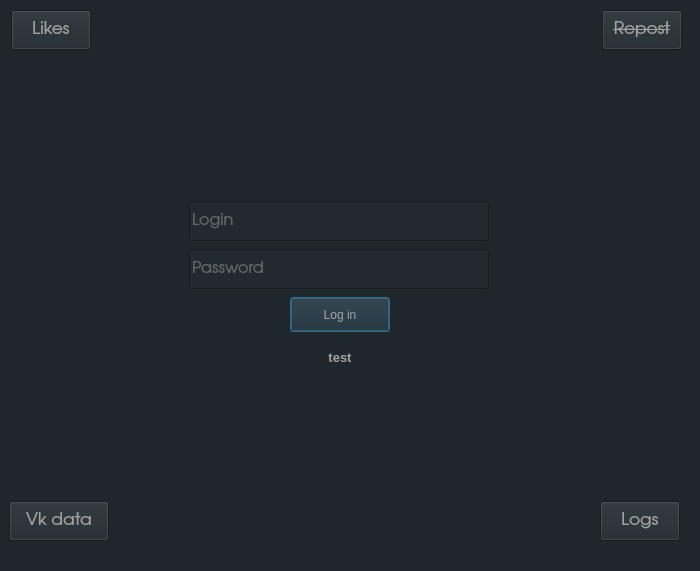
The window that ui/test.ui (waslost0/vk_likes_pyqt) describes before a commit, drawn with Qt 5.
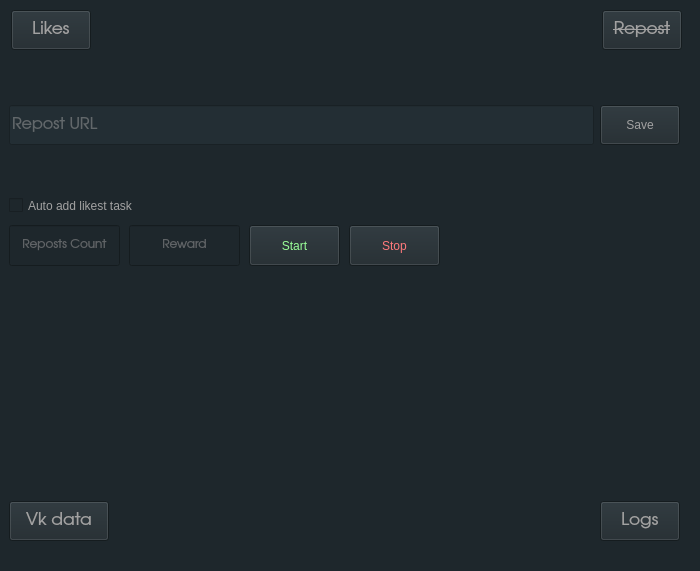
The same window after the commit. The open tabs and pages were chosen to show the change.

Commit message: More shit code :) Added Repost page. Added more independes from vk api. Now its working faster.

Diff of the .ui file:
```diff
--- a/ui/test.ui
+++ b/ui/test.ui
@@ -661,6 +661,234 @@
       </property>
      </widget>
     </widget>
+    <widget class="QWidget" name="repostPage">
+     <widget class="QLabel" name="ResultStartLikes_R">
+      <property name="geometry">
+       <rect>
+        <x>430</x>
+        <y>180</y>
+        <width>191</width>
+        <height>21</height>
+       </rect>
+      </property>
+      <property name="font">
+       <font>
+        <family>URW Gothic L</family>
+        <pointsize>12</pointsize>
+        <weight>75</weight>
+        <bold>true</bold>
+       </font>
+      </property>
+      <property name="styleSheet">
+       <string notr="true">border-color: rgb(255, 255, 255);</string>
+      </property>
+      <property name="lineWidth">
+       <number>-1</number>
+      </property>
+      <property name="midLineWidth">
+       <number>0</number>
+      </property>
+      <property name="text">
+       <string/>
+      </property>
+      <property name="scaledContents">
+       <bool>false</bool>
+      </property>
+      <property name="alignment">
+       <set>Qt::AlignBottom|Qt::AlignJustify</set>
+      </property>
+      <property name="margin">
+       <number>0</number>
+      </property>
+      <property name="indent">
+       <number>0</number>
+      </property>
+     </widget>
+     <widget class="QWidget" name="layoutWidget_9">
+      <property name="geometry">
+       <rect>
+        <x>0</x>
+        <y>30</y>
+        <width>671</width>
+        <height>81</height>
+       </rect>
+      </property>
+      <layout class="QHBoxLayout" name="horizontalLayout_21">
+       <item>
+        <widget class="QLineEdit" name="LabelRepostsUrl">
+         <property name="maximumSize">
+          <size>
+           <width>16777215</width>
+           <height>40</height>
+          </size>
+         </property>
+         <property name="font">
+          <font>
+           <family>URW Gothic L</family>
+           <pointsize>12</pointsize>
+          </font>
+         </property>
+         <property name="styleSheet">
+          <string notr="true">background-color: rgb(35, 46, 52);</string>
+         </property>
+         <property name="placeholderText">
+          <string>Repost URL</string>
+         </property>
+        </widget>
+       </item>
+       <item>
+        <widget class="QPushButton" name="SaveUrlButton_R">
+         <property name="maximumSize">
+          <size>
+           <width>16777215</width>
+           <height>40</height>
+          </size>
+         </property>
+         <property name="text">
+          <string>Save</string>
+         </property>
+        </widget>
+       </item>
+      </layout>
+     </widget>
+     <widget class="QCheckBox" name="RepostsCheckBox">
+      <property name="geometry">
+       <rect>
+        <x>0</x>
+        <y>140</y>
+        <width>161</width>
+        <height>21</height>
+       </rect>
+      </property>
+      <property name="text">
+       <string>Auto add likest task</string>
+      </property>
+     </widget>
+     <widget class="QLabel" name="ResultSaveUrl_R">
+      <property name="geometry">
+       <rect>
+        <x>100</x>
+        <y>110</y>
+        <width>471</width>
+        <height>41</height>
+       </rect>
+      </property>
+      <property name="font">
+       <font>
+        <family>URW Gothic L</family>
+        <pointsize>13</pointsize>
+        <weight>75</weight>
+        <bold>true</bold>
+       </font>
+      </property>
+      <property name="text">
+       <string/>
+      </property>
+      <property name="alignment">
+       <set>Qt::AlignCenter</set>
+      </property>
+     </widget>
+     <widget class="QToolButton" name="StartLikes_R">
+      <property name="geometry">
+       <rect>
+        <x>240</x>
+        <y>170</y>
+        <width>91</width>
+        <height>41</height>
+       </rect>
+      </property>
+      <property name="styleSheet">
+       <string notr="true">color: rgb(154, 255, 152);</string>
+      </property>
+      <property name="text">
+       <string>Start</string>
+      </property>
+     </widget>
+     <widget class="QLineEdit" name="RepostsCount">
+      <property name="geometry">
+       <rect>
+        <x>0</x>
+        <y>170</y>
+        <width>111</width>
+        <height>41</height>
+       </rect>
+      </property>
+      <property name="font">
+       <font>
+        <family>URW Gothic L</family>
+       </font>
+      </property>
+      <property name="toolTipDuration">
+       <number>-1</number>
+      </property>
+      <property name="text">
+       <string/>
+      </property>
+      <property name="cursorPosition">
+       <number>0</number>
+      </property>
+      <property name="alignment">
+       <set>Qt::AlignCenter</set>
+      </property>
+      <property name="placeholderText">
+       <string>Reposts Count</string>
+      </property>
+     </widget>
+     <widget class="QToolButton" name="StopLikes_R">
+      <property name="geometry">
+       <rect>
+        <x>340</x>
+        <y>170</y>
+        <width>91</width>
+        <height>41</height>
+       </rect>
+      </property>
+      <property name="styleSheet">
+       <string notr="true">color: rgb(255, 121, 123);</string>
+      </property>
+      <property name="text">
+       <string>Stop</string>
+      </property>
+     </widget>
+     <widget class="QLineEdit" name="Reward">
+      <property name="geometry">
+       <rect>
+        <x>120</x>
+        <y>170</y>
+        <width>111</width>
+        <height>41</height>
+       </rect>
+      </property>
+      <property name="font">
+       <font>
+        <family>URW Gothic L</family>
+       </font>
+      </property>
+      <property name="toolTipDuration">
+       <number>-1</number>
+      </property>
+      <property name="text">
+       <string/>
+      </property>
+      <property name="cursorPosition">
+       <number>0</number>
+      </property>
+      <property name="alignment">
+       <set>Qt::AlignCenter</set>
+      </property>
+      <property name="placeholderText">
+       <string>Reward</string>
+      </property>
+     </widget>
+     <zorder>ResultStartLikes_R</zorder>
+     <zorder>layoutWidget_9</zorder>
+     <zorder>ResultSaveUrl_R</zorder>
+     <zorder>StartLikes_R</zorder>
+     <zorder>RepostsCount</zorder>
+     <zorder>StopLikes_R</zorder>
+     <zorder>RepostsCheckBox</zorder>
+     <zorder>Reward</zorder>
+    </widget>
    </widget>
    <widget class="QWidget" name="layoutWidget">
     <property name="geometry">
```
Left out of the diff: 74 changed lines with no effect on the pictures. The commit also changes 5 other files.
